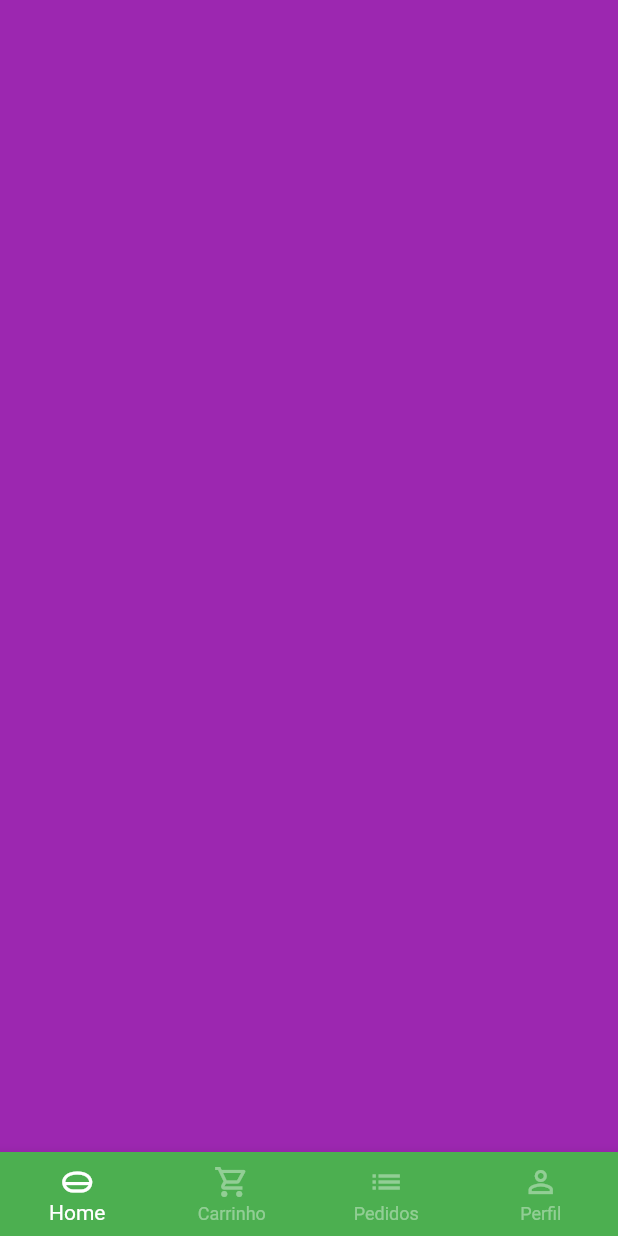
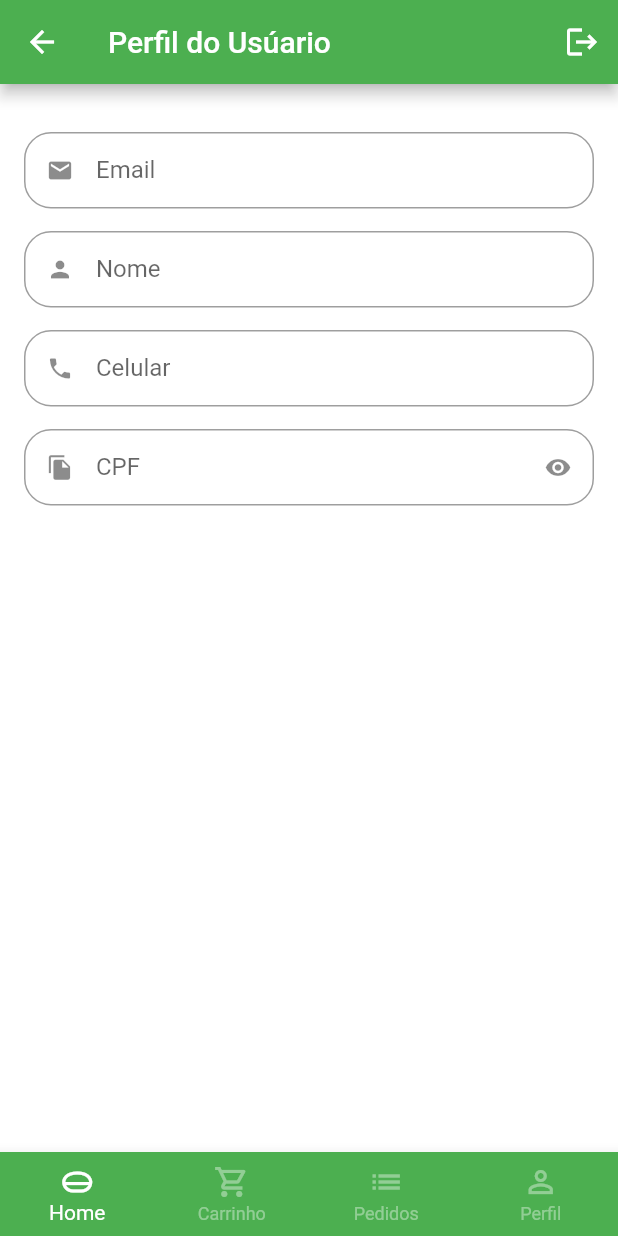
Before and after one commit to MauricioRDev/app_quitanda, a Flutter app: the BaseScreen screen opened directly, swiped to page 4, on a phone screen of 412 x 824 dp. Run offline on Flutter 3.47's test engine with Material 2 defaults, Android fonts, the light colour scheme and no system bars; our stand-ins replace animated_text_kit, badges, mask_text_input_formatter.

Commit message:
initial user page

```diff
--- a/app_quitanda/lib/main.dart
+++ b/app_quitanda/lib/main.dart
@@ -1,6 +1,6 @@
 import 'package:flutter/material.dart';
 
-import 'src/config/sign_in_screen.dart';
+import 'src/pages/auth/sign_in_screen.dart';
 
 void main() {
   runApp(const MyApp());
--- a/app_quitanda/lib/src/config/app_data.dart
+++ b/app_quitanda/lib/src/config/app_data.dart
@@ -1,5 +1,6 @@
 import 'package:app_quitanda/src/models/cart_item_model.dart';
 import 'package:app_quitanda/src/models/item_model.dart';
+import 'package:app_quitanda/src/models/user_model.dart';
 
 ItemModel apple = ItemModel(
   description: 'A melhor Maça da Região ',
@@ -80,3 +81,11 @@ List<CartItemModel> cartItems = [
     quantity: 3,
   ),
 ];
+
+UserModel user = UserModel(
+  name: 'Mauricio Ribeiro',
+  email: 'mauricio@gmail.com',
+  celular: '99 9 9999-9999',
+  cpf: '999.999.999-99',
+  senha: '',
+);
--- /dev/null
+++ b/app_quitanda/lib/src/models/user_model.dart
@@ -0,0 +1,15 @@
+class UserModel {
+  String name;
+  String email;
+  String celular;
+  String cpf;
+  String senha;
+
+  UserModel({
+    required this.name,
+    required this.email,
+    required this.celular,
+    required this.cpf,
+    required this.senha,
+  });
+}
--- a/app_quitanda/lib/src/config/sign_in_screen.dart
+++ b/app_quitanda/lib/src/pages/auth/sign_in_screen.dart
@@ -1,8 +1,8 @@
 import 'package:animated_text_kit/animated_text_kit.dart';
-import 'package:app_quitanda/src/pages/auth/components/custom_text_field.dart';
+import 'package:app_quitanda/src/pages/common_widgets/custom_text_field.dart';
 import 'package:app_quitanda/src/pages/base/base_screen.dart';
 import 'package:app_quitanda/src/config/custom_colors.dart';
-import 'package:app_quitanda/src/config/sing_up_stream.dart';
+import 'package:app_quitanda/src/pages/auth/sing_up_stream.dart';
 import 'package:flutter/material.dart';
 
 class SignInScreen extends StatelessWidget {
--- a/app_quitanda/lib/src/config/sing_up_stream.dart
+++ b/app_quitanda/lib/src/pages/auth/sing_up_stream.dart
@@ -1,4 +1,4 @@
-import 'package:app_quitanda/src/pages/auth/components/custom_text_field.dart';
+import 'package:app_quitanda/src/pages/common_widgets/custom_text_field.dart';
 import 'package:app_quitanda/src/config/custom_colors.dart';
 import 'package:flutter/material.dart';
 import 'package:mask_text_input_formatter/mask_text_input_formatter.dart';
--- a/app_quitanda/lib/src/pages/base/base_screen.dart
+++ b/app_quitanda/lib/src/pages/base/base_screen.dart
@@ -1,5 +1,6 @@
 import 'package:app_quitanda/src/pages/cart/cart_tab.dart';
 import 'package:app_quitanda/src/pages/home/home_tab.dart';
+import 'package:app_quitanda/src/pages/profile/profile_tab.dart';
 import 'package:flutter/material.dart';
 
 class BaseScreen extends StatefulWidget {
@@ -21,9 +22,9 @@ class _BaseScreenState extends State<BaseScreen> {
         controller: pageController,
         children: [
           const HomeTab(),
-           const CartTab(),
+          const CartTab(),
           Container(color: Colors.blue),
-          Container(color: Colors.purple),
+          const ProfileTab(),
         ],
       ),
       bottomNavigationBar: BottomNavigationBar(
--- /dev/null
+++ b/app_quitanda/lib/src/pages/profile/profile_tab.dart
@@ -0,0 +1,60 @@
+import 'package:app_quitanda/src/pages/common_widgets/custom_text_field.dart';
+import 'package:app_quitanda/src/pages/home/home_tab.dart';
+import 'package:flutter/material.dart';
+import 'package:app_quitanda/src/config/app_data.dart' as appData;
+
+class ProfileTab extends StatelessWidget {
+  const ProfileTab({super.key});
+
+  @override
+  Widget build(BuildContext context) {
+    return Scaffold(
+      appBar: AppBar(
+        title: const Text('Perfil do Usúario'),
+        actions: [
+          IconButton(
+            onPressed: () {},
+            icon: const Icon(
+              Icons.logout,
+            ),
+          ),
+        ],
+      ),
+      body: ListView(
+        physics: const BouncingScrollPhysics(),
+        padding: const EdgeInsets.fromLTRB(16, 32, 16, 16),
+        children: const [
+          // Email
+          CustomTextField(
+            icon: Icons.email,
+            label: 'Email',
+          ),
+
+          //Nome
+
+          CustomTextField(
+            icon: Icons.person,
+            label: 'Nome',
+          ),
+
+          //Ceulular
+
+          CustomTextField(
+            icon: Icons.phone,
+            label: 'Celular',
+          ),
+
+          //CPF
+
+          CustomTextField(
+            icon: Icons.file_copy,
+            label: 'CPF',
+            isSecret: true,
+          ),
+
+          //Botão de atualizar a senha
+        ],
+      ),
+    );
+  }
+}
```
Also changed, not shown: app_quitanda/lib/src/pages/common_widgets/custom_text_field.dart (renamed from app_quitanda/lib/src/pages/auth/components/custom_text_field.dart).
